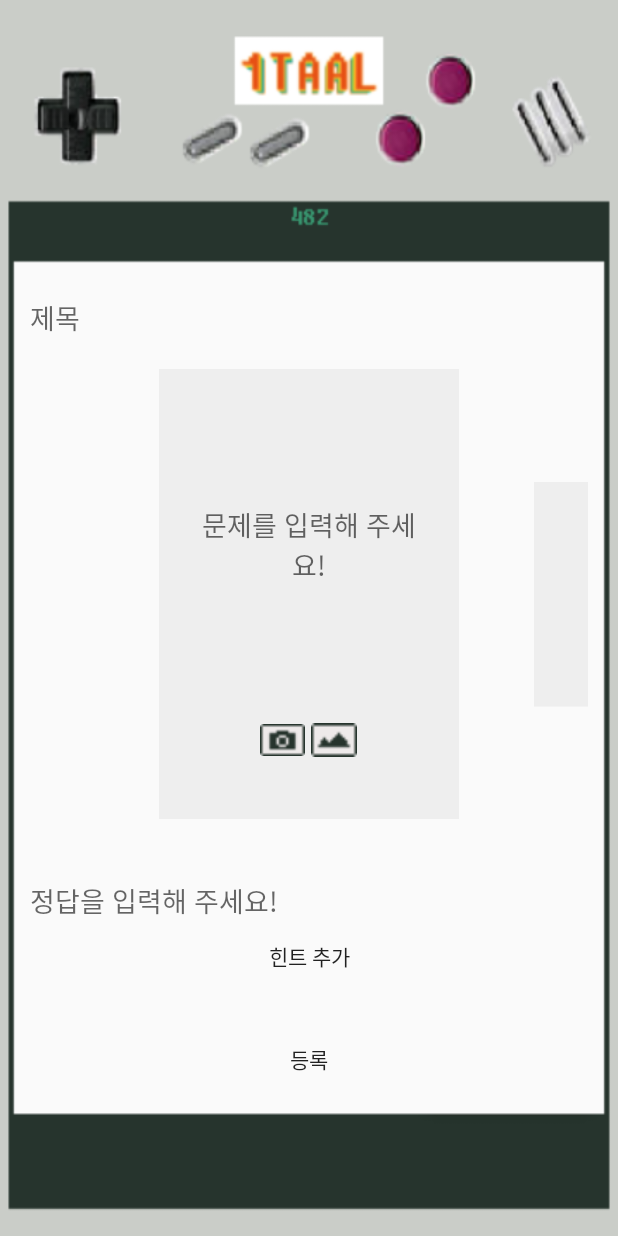
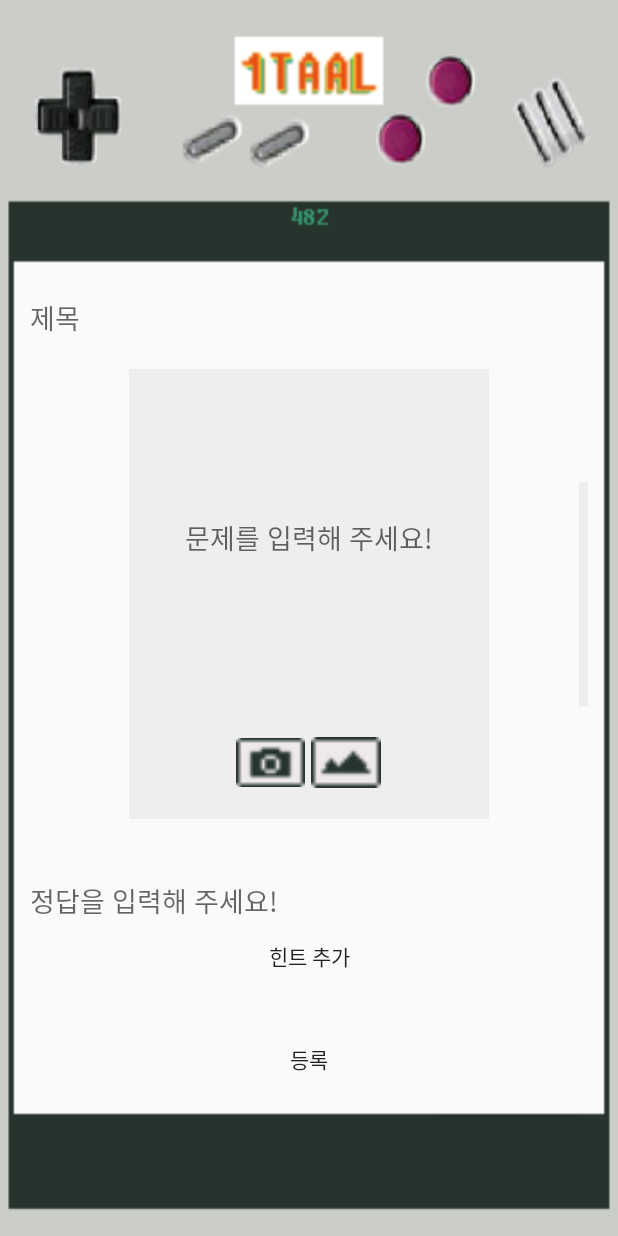
Before and after one commit to enan501/1tall, an Android app: the MakeQuestActivity screen opened directly, with no data from a screen before it, on a phone screen of 412 x 824 dp. Run offline under Robolectric (Android 15) with nearby library versions, the phone set to English and light mode, and no system bars.

Commit message:
[UPDATE] 문제 생성/연동

```diff
--- a/app/src/main/AndroidManifest.xml
+++ b/app/src/main/AndroidManifest.xml
@@ -35,9 +35,7 @@
         </activity>
 
         <activity android:name=".UI.Quest.QuestListActivity"></activity>
-        <activity android:name=".UI.Quest.MakeQuestActivity"
-                android:screenOrientation="portrait"
-                android:windowSoftInputMode="adjustResize|adjustPan"/>
+        <activity android:name=".UI.Quest.MakeQuestActivity"/>
         <activity android:name=".UI.JoinActivity" />
         <activity android:name=".UI.LoginActivity"></activity>
         <activity android:name=".UI.Radar.RadarActivity" >
--- a/app/src/main/java/safari/com/iltall/Data/Adapter/QuestContentAdapter.kt
+++ b/app/src/main/java/safari/com/iltall/Data/Adapter/QuestContentAdapter.kt
@@ -2,9 +2,12 @@ package safari.com.iltall.Data.Adapter
 
 import android.graphics.BitmapFactory
 import android.support.v7.widget.RecyclerView
+import android.text.Editable
+import android.text.TextWatcher
 import android.view.LayoutInflater
 import android.view.View
 import android.view.ViewGroup
+import android.widget.EditText
 import android.widget.ImageButton
 import android.widget.ImageView
 import android.widget.TextView
@@ -14,7 +17,9 @@ import safari.com.iltall.Data.Dataclass.QuestContent
 
 
 class QuestContentAdapter(var items:ArrayList<QuestContent>): RecyclerView.Adapter<QuestContentAdapter.ViewHolder>() {
+    fun update(){
 
+    }
     override fun onCreateViewHolder(p0: ViewGroup, p1: Int): ViewHolder {
         val v = LayoutInflater.from(p0.context).inflate(safari.com.iltall.R.layout.item_quest_content,p0,false)
         return ViewHolder(v)
@@ -31,9 +36,26 @@ class QuestContentAdapter(var items:ArrayList<QuestContent>): RecyclerView.Adapt
                 p0.img.setImageBitmap(BitmapFactory.decodeFile(items[p1].img))
                 //p0.content.height = 400
             }
+            p0.text.setText(items[p1].text)
+            p0.text.addTextChangedListener(object: TextWatcher{
+                override fun afterTextChanged(s: Editable?) {
+                    items[p1].text = p0.text.text.toString()
+                }
+
+                override fun beforeTextChanged(
+                    s: CharSequence?,
+                    start: Int,
+                    count: Int,
+                    after: Int
+                ) {
+                }
+
+                override fun onTextChanged(s: CharSequence?, start: Int, before: Int, count: Int) {
+                }
+            })
         }
         else if(items[p1].isAddLast==1) {
-            p0.content.visibility = View.GONE
+            p0.text.visibility = View.GONE
             p0.album.visibility = View.GONE
             p0.camera.visibility = View.GONE
             p0.add.visibility = View.VISIBLE
@@ -59,13 +81,13 @@ class QuestContentAdapter(var items:ArrayList<QuestContent>): RecyclerView.Adapt
     inner class ViewHolder(itemView: View)
         :RecyclerView.ViewHolder(itemView){
         var img: ImageView
-        var content: TextView
+        var text: EditText
         var add: TextView
         var camera: ImageButton
         var album: ImageButton
         init{
             img = itemView.findViewById(safari.com.iltall.R.id.qc_img)
-            content = itemView.findViewById(safari.com.iltall.R.id.qc_content)
+            text = itemView.findViewById(safari.com.iltall.R.id.qc_content)
             add = itemView.findViewById(safari.com.iltall.R.id.qc_add)
             camera = itemView.findViewById(safari.com.iltall.R.id.qc_camera)
             album = itemView.findViewById(safari.com.iltall.R.id.qc_album)
--- a/app/src/main/java/safari/com/iltall/Data/Dataclass/Quest.kt
+++ b/app/src/main/java/safari/com/iltall/Data/Dataclass/Quest.kt
@@ -1,6 +1,5 @@
 package safari.com.iltall.Data.Dataclass
 
-import android.os.Parcelable
 import java.io.Serializable
 
-data class Quest( var title:String, var author:String, var likes:Int, var solved:Int, var submitted:Int ,var isSolved:Boolean=false, var img:String="",var location: MyLocation,var text:String, var hint:String,var answer:String) :Serializable
+data class Quest( var title:String, var author:String, var likes:Int, var solved:Int, var submitted:Int ,var isSolved:Boolean=false, var img:String="",var location: MyLocation,var content: ArrayList<QuestContent>, var hint:String,var answer:String) :Serializable
--- a/app/src/main/java/safari/com/iltall/Data/Dataclass/QuestContent.kt
+++ b/app/src/main/java/safari/com/iltall/Data/Dataclass/QuestContent.kt
@@ -1,3 +1,5 @@
 package safari.com.iltall.Data.Dataclass
 
-data class QuestContent(var text:String, var img:String, var isAddLast:Int)
+import java.io.Serializable
+
+data class QuestContent(var text:String, var img:String, var isAddLast:Int) :Serializable
--- a/app/src/main/java/safari/com/iltall/UI/Quest/QuestActivity.kt
+++ b/app/src/main/java/safari/com/iltall/UI/Quest/QuestActivity.kt
@@ -6,6 +6,7 @@ import android.support.v7.app.AppCompatActivity
 import android.view.View
 import android.widget.Toast
 import kotlinx.android.synthetic.main.activity_quest.*
+import safari.com.iltall.Data.Adapter.QuestAdapter
 import safari.com.iltall.Data.Dataclass.Quest
 import safari.com.iltall.R
 
@@ -30,14 +31,13 @@ class QuestActivity : AppCompatActivity() {
         quest = intent.getSerializableExtra("PLAY") as Quest
 
         qt_title.text = quest.title
-        qt_text.text = quest.text
         qt_hint.text = quest.hint
         answer =quest.answer
 
     }
     fun initLayout(){
-        //adapter = QuestAdapter(supportFragmentManager,pageNum)
-        //qt_pager.adapter = adapter
+        adapter = QuestAdapter(supportFragmentManager,quest.content)
+        qt_pager.adapter = adapter
     }
     fun initListener(){
         see_ad.setOnClickListener {
--- a/app/src/main/res/layout/item_quest_content.xml
+++ b/app/src/main/res/layout/item_quest_content.xml
@@ -1,10 +1,9 @@
 <?xml version="1.0" encoding="utf-8"?>
 <LinearLayout
     xmlns:android="http://schemas.android.com/apk/res/android"
-    android:layout_width="200dp" android:layout_height="300dp"
+    android:layout_width="240dp" android:layout_height="300dp"
     android:orientation="vertical"
         android:background="@color/gray"
-        android:padding="20dp"
         android:gravity="center">
     <ImageView
             android:id="@+id/qc_img"
@@ -19,6 +18,7 @@
             android:gravity="center"
             android:fontFamily="@font/dunggeunmo"
             android:background="@null"
+            android:windowSoftInputMode="adjustResize|adjustPan"
             android:layout_weight="3"/>
     <TextView
             android:id="@+id/qc_add"
```
Also changed, not shown: app/src/main/java/safari/com/iltall/Data/Adapter/QuestAdapter.kt (+10 -9 lines), app/src/main/java/safari/com/iltall/UI/Quest/MakeQuestActivity.kt (+9 -4 lines), app/src/main/java/safari/com/iltall/UI/Quest/QuestFragment.kt (+17 -4 lines), app/src/main/java/safari/com/iltall/UI/Radar/RadarActivity.kt (+8 -17 lines), app/src/main/res/layout/activity_quest.xml (+4 -13 lines), app/src/main/res/layout/fragment_quest.xml (+14 -3 lines).
